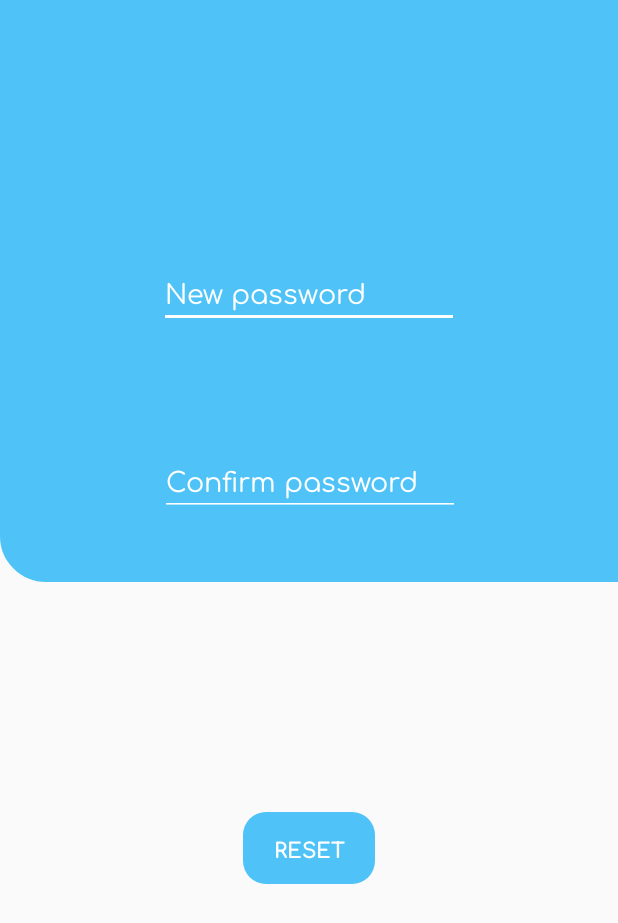
After one commit to phanijsp/circle, an Android app: the forgotreset screen opened directly, with no data from a screen before it, on a phone screen of 412 x 824 dp. The commit adds this screen. Shown: the top 923 px of the screen. Run offline under Robolectric (Android 15) with nearby library versions, the phone set to English and light mode, and no system bars.

Commit message:
forgot password

```diff
--- /dev/null
+++ b/app/src/main/java/com/example/circle/ForgotPassword/forgotreset.java
@@ -0,0 +1,75 @@
+package com.example.circle.ForgotPassword;
+
+import android.content.Intent;
+import android.support.v7.app.AppCompatActivity;
+import android.os.Bundle;
+import android.view.View;
+import android.widget.Button;
+import android.widget.EditText;
+import android.widget.Toast;
+
+import com.example.circle.MailService.sendhelper;
+import com.example.circle.MainActivity;
+import com.example.circle.R;
+
+import static com.example.circle.MailService.sendhelper.getDommail;
+
+public class forgotreset extends AppCompatActivity {
+
+    String domainmail_str,new_password_str,confirm_new_password_str;
+    int count;
+    EditText new_password;
+    EditText confirm_new_password;
+    Button reset;
+    Intent intent;
+
+    @Override
+    protected void onCreate(Bundle savedInstanceState) {
+        super.onCreate(savedInstanceState);
+        setContentView(R.layout.activity_forgotreset);
+
+        intent=new Intent(forgotreset.this, sendhelper.class);
+
+        new_password=(EditText) findViewById(R.id.newpassword);
+        confirm_new_password=(EditText) findViewById(R.id.confirmnewpassword);
+        reset=(Button) findViewById(R.id.verifybutton);
+
+        domainmail_str=getDommail();
+
+        reset.setOnClickListener(new View.OnClickListener() {
+            @Override
+            public void onClick(View v) {
+                count=0;
+                new_password_str=new_password.getText().toString();
+                confirm_new_password_str=confirm_new_password.getText().toString();
+                if (new_password_str.equals("")) {
+                    count++;
+                    new_password.requestFocus();
+                    new_password.setError("Password Can't be NUll");
+                } else if (new_password_str.length() < 8) {
+                    count++;
+                    new_password.requestFocus();
+                    new_password.setError("Password Length atleast 8");
+                }
+                if (confirm_new_password_str.equals("")) {
+                    count++;
+                    confirm_new_password.requestFocus();
+                    confirm_new_password.setError("Confirm Password Can't be NUll");
+                } else if (!confirm_new_password_str.equals(new_password_str)) {
+                    count++;
+                    confirm_new_password.requestFocus();
+                    confirm_new_password.setError("Password not Matched");
+                }
+                if(count==0)
+                {
+                    Toast.makeText(forgotreset.this, "Password Reset Successful", Toast.LENGTH_SHORT).show();
+                    Intent i=new Intent(forgotreset.this, MainActivity.class);
+                    startActivity(i);
+                }
+            }
+        });
+
+
+
+    }
+}
--- /dev/null
+++ b/app/src/main/res/layout/activity_forgotreset.xml
@@ -0,0 +1,103 @@
+<?xml version="1.0" encoding="utf-8"?>
+<android.support.constraint.ConstraintLayout xmlns:android="http://schemas.android.com/apk/res/android"
+xmlns:app="http://schemas.android.com/apk/res-auto"
+xmlns:tools="http://schemas.android.com/tools"
+android:layout_width="match_parent"
+android:layout_height="match_parent"
+tools:context=".ForgotPassword.forgotreset">
+
+<Button
+    android:id="@+id/button"
+    android:layout_width="wrap_content"
+    android:layout_height="wrap_content"
+    android:layout_marginStart="8dp"
+    android:layout_marginLeft="8dp"
+    android:layout_marginTop="8dp"
+    android:layout_marginEnd="8dp"
+    android:layout_marginRight="8dp"
+    android:layout_marginBottom="8dp"
+    android:text="Button"
+    android:visibility="invisible"
+    app:layout_constraintBottom_toBottomOf="parent"
+    app:layout_constraintEnd_toEndOf="parent"
+    app:layout_constraintStart_toStartOf="parent"
+    app:layout_constraintTop_toTopOf="parent" />
+
+<ImageView
+    android:id="@+id/imageView2"
+    android:layout_width="0dp"
+    android:layout_height="0dp"
+    app:layout_constraintBottom_toTopOf="@+id/button"
+    app:layout_constraintEnd_toEndOf="parent"
+    app:layout_constraintStart_toStartOf="parent"
+    app:layout_constraintTop_toTopOf="parent"
+    app:srcCompat="@drawable/bgcurve" />
+
+    <EditText
+        android:id="@+id/newpassword"
+        android:layout_width="wrap_content"
+        android:layout_height="wrap_content"
+        android:layout_marginStart="8dp"
+        android:layout_marginLeft="8dp"
+        android:layout_marginTop="8dp"
+        android:layout_marginEnd="8dp"
+        android:layout_marginRight="8dp"
+        android:layout_marginBottom="8dp"
+        android:ems="10"
+        android:fontFamily="@font/comfortaa"
+        android:hint="New password"
+        android:inputType="text"
+        android:textColor="#fff"
+        android:textColorHint="#fff"
+        android:theme="@style/MyEditTextTheme2"
+        app:layout_constraintBottom_toBottomOf="@+id/imageView2"
+        app:layout_constraintEnd_toEndOf="parent"
+        app:layout_constraintStart_toStartOf="parent"
+        app:layout_constraintTop_toTopOf="parent" />
+
+    <EditText
+        android:id="@+id/confirmnewpassword"
+        android:layout_width="wrap_content"
+        android:layout_height="wrap_content"
+        android:layout_marginStart="8dp"
+        android:layout_marginLeft="8dp"
+        android:layout_marginTop="8dp"
+        android:layout_marginEnd="8dp"
+        android:layout_marginRight="8dp"
+        android:layout_marginBottom="44dp"
+        android:ems="10"
+        android:fontFamily="@font/comfortaa"
+        android:hint="Confirm password"
+        android:inputType="text"
+        android:textColor="#fff"
+        android:textColorHint="#fff"
+        android:theme="@style/MyEditTextTheme2"
+        app:layout_constraintBottom_toBottomOf="@+id/imageView2"
+        app:layout_constraintEnd_toEndOf="parent"
+        app:layout_constraintHorizontal_bias="0.502"
+        app:layout_constraintStart_toStartOf="parent"
+        app:layout_constraintTop_toBottomOf="@+id/textView2" />
+
+<Button
+    android:id="@+id/verifybutton"
+    style="@style/Widget.AppCompat.Button.Borderless"
+    android:layout_width="wrap_content"
+    android:layout_height="wrap_content"
+    android:layout_marginStart="8dp"
+    android:layout_marginLeft="8dp"
+    android:layout_marginTop="8dp"
+    android:layout_marginEnd="8dp"
+    android:layout_marginRight="8dp"
+    android:layout_marginBottom="8dp"
+    android:background="@drawable/buttonrounded"
+    android:fontFamily="@font/comfortaa_bold"
+    android:text="reset"
+    android:textColor="#fff"
+    app:layout_constraintBottom_toBottomOf="parent"
+    app:layout_constraintEnd_toEndOf="parent"
+    app:layout_constraintHorizontal_bias="0.501"
+    app:layout_constraintStart_toStartOf="parent"
+    app:layout_constraintTop_toBottomOf="@+id/imageView2"
+    app:layout_constraintVertical_bias="0.39" />
+
+</android.support.constraint.ConstraintLayout>
```
Also changed, not shown: app/src/main/AndroidManifest.xml (+14 -15 lines), app/src/main/java/com/example/circle/ForgotPassword/forgothelper.java (added, +68 -0 lines), app/src/main/java/com/example/circle/MailService/sendhelper.java (+14 -0 lines), app/src/main/java/com/example/circle/MainActivity.java (+12 -0 lines), app/src/main/java/com/example/circle/otpactivity.java (+23 -0 lines), app/src/main/res/layout/activity_forgothelper.xml (added, +96 -0 lines).
